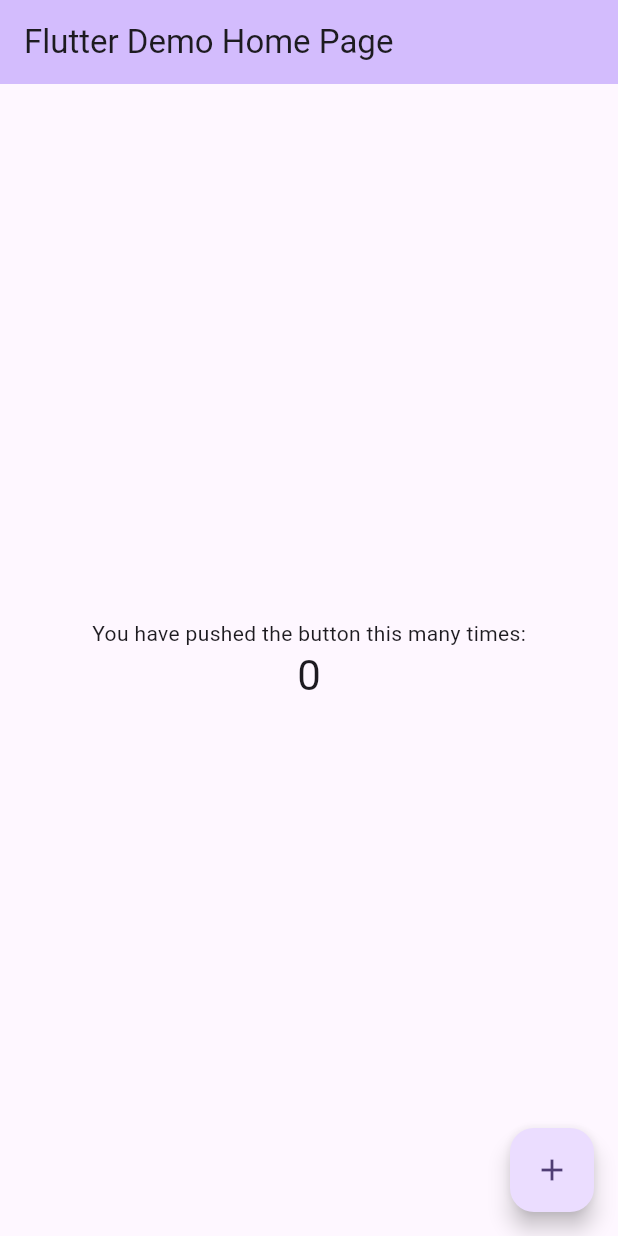
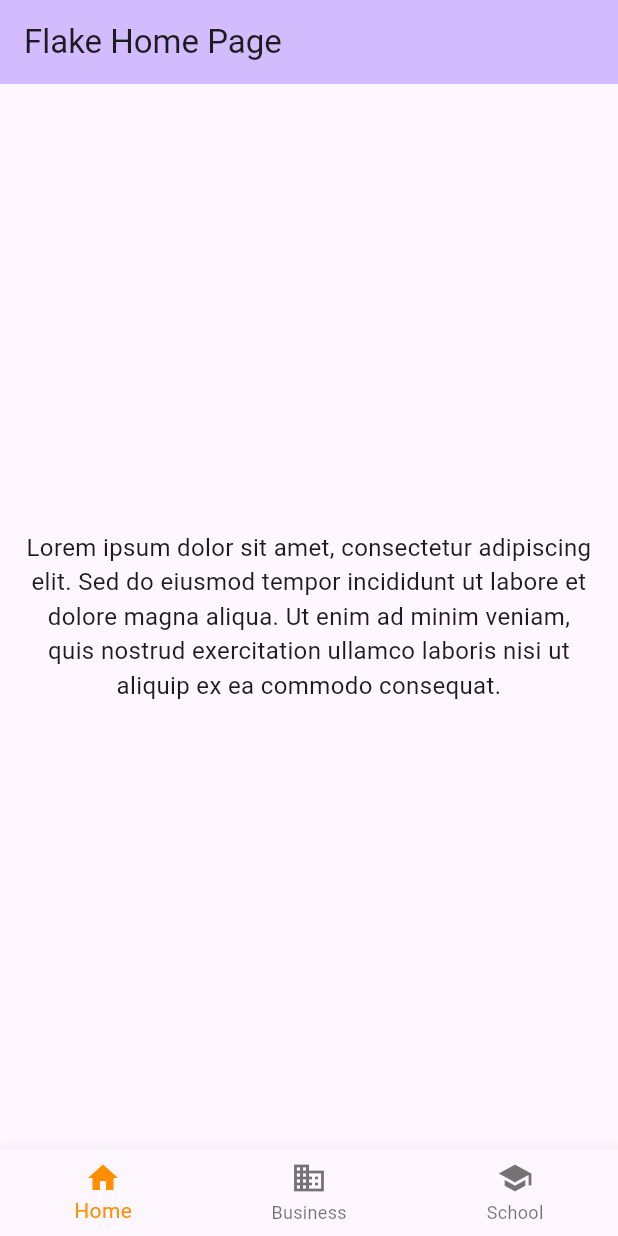
Before and after one commit to jackbowden/flake, a Flutter app: the screen it shows after launch, on a phone screen of 412 x 824 dp. Run offline on Flutter 3.47's test engine with Material 3 defaults, Android fonts, the phone set to English and light mode, and no system bars; our stand-ins replace firebase_core; accounts and stored records are empty.

```diff
--- /dev/null
+++ b/lib/business_page.dart
@@ -0,0 +1,17 @@
+import 'package:flutter/material.dart';
+
+class BusinessPage extends StatelessWidget {
+  const BusinessPage({Key? key}) : super(key: key);
+
+  @override
+  Widget build(BuildContext context) {
+    return Scaffold(
+      appBar: AppBar(
+        title: const Text('Business'),
+      ),
+      body: const Center(
+        child: Text('Business Page Content'),
+      ),
+    );
+  }
+}
--- a/lib/main.dart
+++ b/lib/main.dart
@@ -1,6 +1,7 @@
 import 'package:flutter/material.dart';
 import 'package:firebase_core/firebase_core.dart';
 import 'firebase_options.dart';
+import 'business_page.dart';
 
 void main() async {
   // Ensure that plugin services are initialized before calling runApp.
@@ -22,41 +23,17 @@ class MyApp extends StatelessWidget {
   @override
   Widget build(BuildContext context) {
     return MaterialApp(
-      title: 'Flutter Demo',
+      title: 'Flake',
       theme: ThemeData(
-        // This is the theme of your application.
-        //
-        // TRY THIS: Try running your application with "flutter run". You'll see
-        // the application has a purple toolbar. Then, without quitting the app,
-        // try changing the seedColor in the colorScheme below to Colors.green
-        // and then invoke "hot reload" (save your changes or press the "hot
-        // reload" button in a Flutter-supported IDE, or press "r" if you used
-        // the command line to start the app).
-        //
-        // Notice that the counter didn't reset back to zero; the application
-        // state is not lost during the reload. To reset the state, use hot
-        // restart instead.
-        //
-        // This works for code too, not just values: Most code changes can be
-        // tested with just a hot reload.
         colorScheme: ColorScheme.fromSeed(seedColor: Colors.deepPurple),
       ),
-      home: const MyHomePage(title: 'Flutter Demo Home Page'),
+      home: const MyHomePage(title: 'Flake Home Page'),
     );
   }
 }
 
 class MyHomePage extends StatefulWidget {
   const MyHomePage({super.key, required this.title});
-
-  // This widget is the home page of your application. It is stateful, meaning
-  // that it has a State object (defined below) that contains fields that affect
-  // how it looks.
-
-  // This class is the configuration for the state. It holds the values (in this
-  // case the title) provided by the parent (in this case the App widget) and
-  // used by the build method of the State. Fields in a Widget subclass are
-  // always marked "final".
 
   final String title;
 
@@ -65,69 +42,64 @@ class MyHomePage extends StatefulWidget {
 }
 
 class _MyHomePageState extends State<MyHomePage> {
-  int _counter = 0;
+  int _selectedIndex = 0;
 
-  void _incrementCounter() {
+  static const TextStyle optionStyle =
+      TextStyle(fontSize: 30, fontWeight: FontWeight.bold);
+  static const List<Widget> _widgetOptions = <Widget>[
+    Padding(
+      padding: EdgeInsets.all(16.0),
+      child: Text(
+        'Lorem ipsum dolor sit amet, consectetur adipiscing elit. '
+        'Sed do eiusmod tempor incididunt ut labore et dolore magna aliqua. '
+        'Ut enim ad minim veniam, quis nostrud exercitation ullamco laboris '
+        'nisi ut aliquip ex ea commodo consequat.',
+        textAlign: TextAlign.center,
+        style: TextStyle(fontSize: 16),
+      ),
+    ),
+    BusinessPage(),
+    Text(
+      'Index 2: School',
+      style: optionStyle,
+    ),
+  ];
+
+  void _onItemTapped(int index) {
     setState(() {
-      // This call to setState tells the Flutter framework that something has
-      // changed in this State, which causes it to rerun the build method below
-      // so that the display can reflect the updated values. If we changed
-      // _counter without calling setState(), then the build method would not be
-      // called again, and so nothing would appear to happen.
-      _counter++;
+      _selectedIndex = index;
     });
   }
 
   @override
   Widget build(BuildContext context) {
-    // This method is rerun every time setState is called, for instance as done
-    // by the _incrementCounter method above.
-    //
-    // The Flutter framework has been optimized to make rerunning build methods
-    // fast, so that you can just rebuild anything that needs updating rather
-    // than having to individually change instances of widgets.
     return Scaffold(
       appBar: AppBar(
-        // TRY THIS: Try changing the color here to a specific color (to
-        // Colors.amber, perhaps?) and trigger a hot reload to see the AppBar
-        // change color while the other colors stay the same.
         backgroundColor: Theme.of(context).colorScheme.inversePrimary,
-        // Here we take the value from the MyHomePage object that was created by
-        // the App.build method, and use it to set our appbar title.
         title: Text(widget.title),
       ),
       body: Center(
-        // Center is a layout widget. It takes a single child and positions it
-        // in the middle of the parent.
-        child: Column(
-          // Column is also a layout widget. It takes a list of children and
-          // arranges them vertically. By default, it sizes itself to fit its
-          // children horizontally, and tries to be as tall as its parent.
-          //
-          // Column has various properties to control how it sizes itself and
-          // how it positions its children. Here we use mainAxisAlignment to
-          // center the children vertically; the main axis here is the vertical
-          // axis because Columns are vertical (the cross axis would be
-          // horizontal).
-          //
-          // TRY THIS: Invoke "debug painting" (choose the "Toggle Debug Paint"
-          // action in the IDE, or press "p" in the console), to see the
-          // wireframe for each widget.
-          mainAxisAlignment: MainAxisAlignment.center,
-          children: <Widget>[
-            const Text('You have pushed the button this many times:'),
-            Text(
-              '$_counter',
-              style: Theme.of(context).textTheme.headlineMedium,
-            ),
-          ],
-        ),
+        child: _widgetOptions.elementAt(_selectedIndex),
       ),
-      floatingActionButton: FloatingActionButton(
-        onPressed: _incrementCounter,
-        tooltip: 'Increment',
-        child: const Icon(Icons.add),
-      ), // This trailing comma makes auto-formatting nicer for build methods.
+      bottomNavigationBar: BottomNavigationBar(
+        items: const <BottomNavigationBarItem>[
+          BottomNavigationBarItem(
+            icon: Icon(Icons.home),
+            label: 'Home',
+          ),
+          BottomNavigationBarItem(
+            icon: Icon(Icons.business),
+            label: 'Business',
+          ),
+          BottomNavigationBarItem(
+            icon: Icon(Icons.school),
+            label: 'School',
+          ),
+        ],
+        currentIndex: _selectedIndex,
+        selectedItemColor: Colors.amber[800],
+        onTap: _onItemTapped,
+      ),
     );
   }
 }
```
